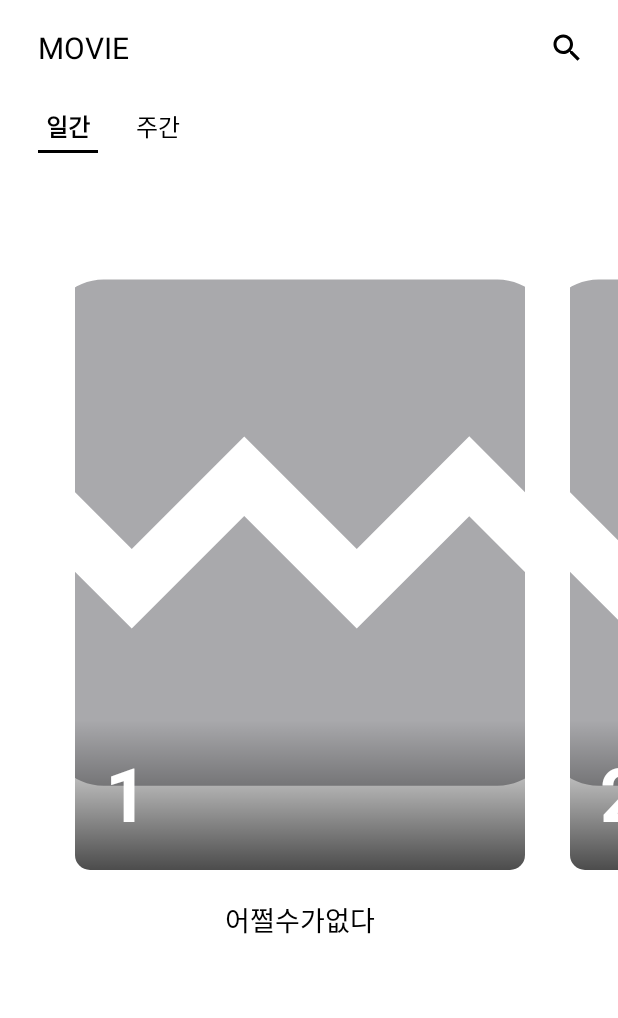
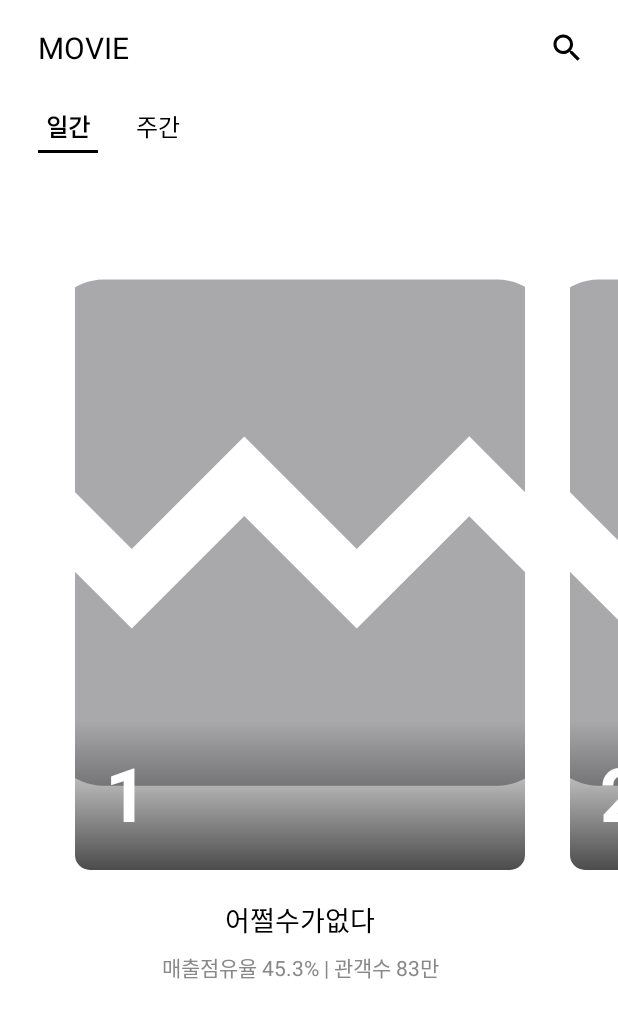
Before and after one commit to f-lab-edu/moviechart, an Android app built with Jetpack Compose: the screen it shows after launch (MainActivity), on a phone screen of 412 x 824 dp. Shown: the top 1018 px of the screen. Run offline under Robolectric (Android 15) with nearby library versions, the phone set to English and light mode, and no system bars; pictures from the network do not load.

Commit message:
Add movie infos

```diff
--- a/feature/main/src/main/java/com/chaeny/moviechart/MainScreen.kt
+++ b/feature/main/src/main/java/com/chaeny/moviechart/MainScreen.kt
@@ -161,8 +161,29 @@ private fun MovieList() {
                     overflow = TextOverflow.Ellipsis,
                     modifier = Modifier.width(posterWidth)
                 )
+                Spacer(modifier = Modifier.height(8.dp))
+                Text(
+                    text = stringResource(
+                        R.string.movie_info,
+                        "${movie.salesShare}%",
+                        formatAudiAcc(movie.audiAcc)
+                    ),
+                    fontSize = 14.sp,
+                    textAlign = TextAlign.Center,
+                    color = Color.Gray,
+                    modifier = Modifier.width(posterWidth)
+                )
             }
         }
+    }
+}
+
+@Composable
+private fun formatAudiAcc(audiAcc: Int): String {
+    return if (audiAcc >= 10000) {
+        stringResource(R.string.audience_acc, audiAcc / 10000)
+    } else {
+        "$audiAcc"
     }
 }
 
--- a/feature/main/src/main/res/values/strings.xml
+++ b/feature/main/src/main/res/values/strings.xml
@@ -5,4 +5,6 @@
     <string name="daily">일간</string>
     <string name="weekly">주간</string>
     <string name="movie_poster">Movie poster</string>
+    <string name="movie_info">매출점유율 %1$s | 관객수 %2$s</string>
+    <string name="audience_acc">%d만</string>
 </resources>
```
